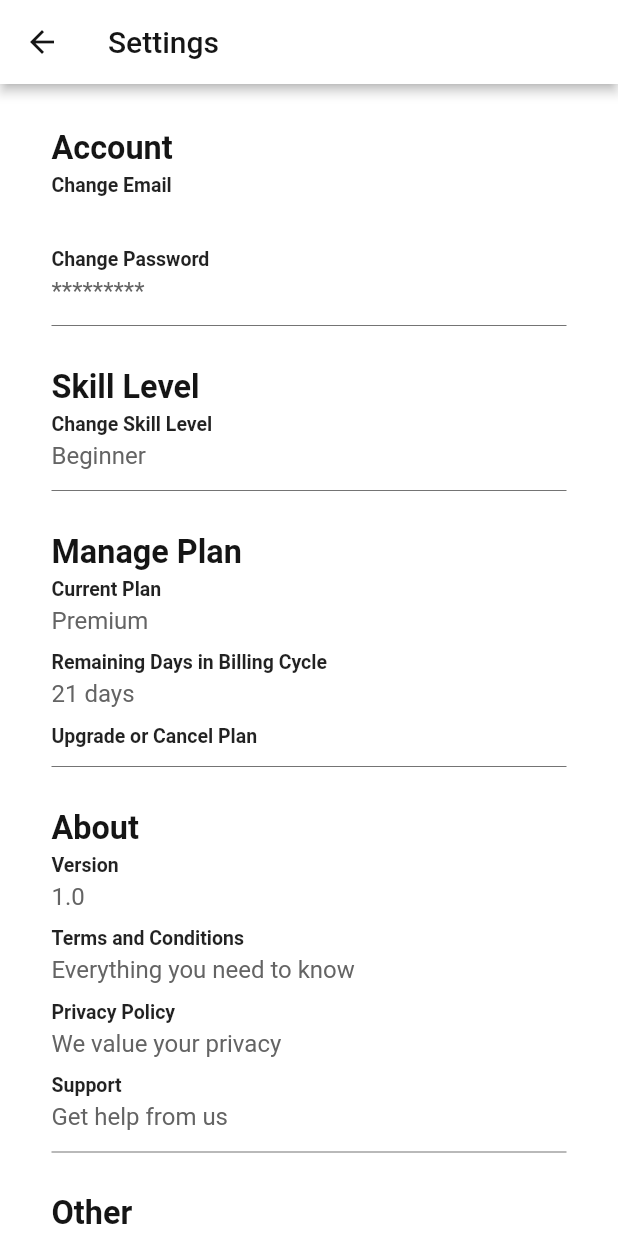
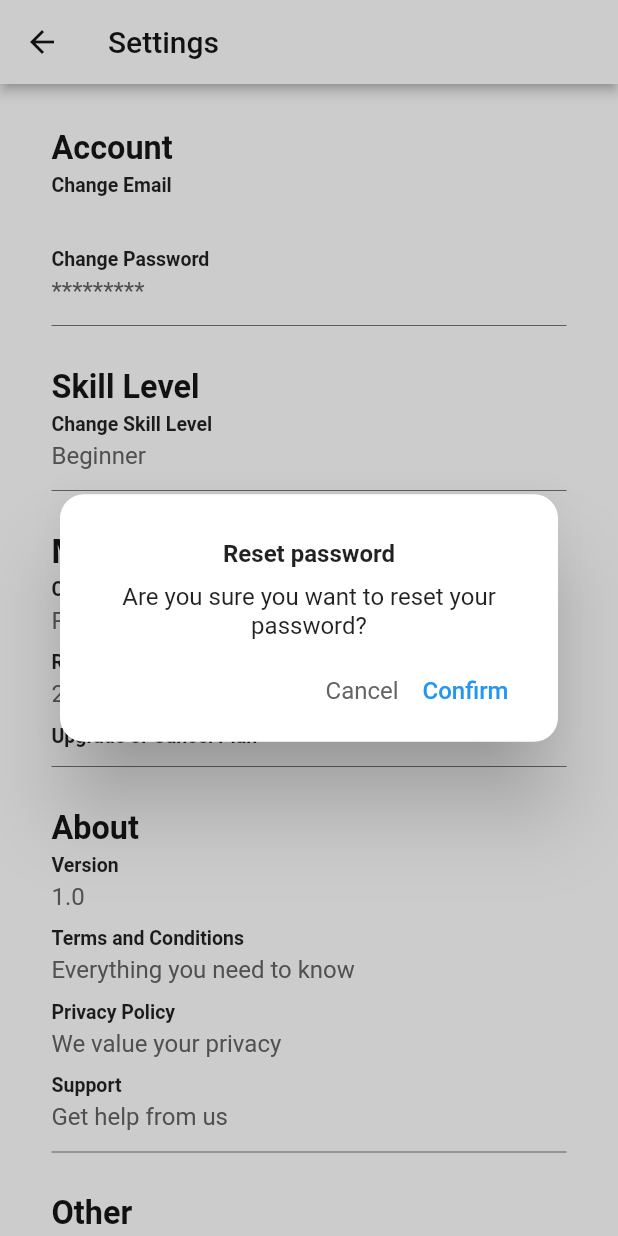
Before and after one commit to nhulston/dance-app, a Flutter app: the Settings screen opened directly, after a tap on "Change Password", on a phone screen of 412 x 824 dp. Run offline on Flutter 3.47's test engine with Material 2 defaults, Android fonts, the phone set to English and light mode, and no system bars; our stand-ins replace firebase_auth, firebase_core, flutter_typeahead; accounts and stored records are empty.

Commit message:
Reset password from settings page done

```diff
--- a/lib/pages/login.dart
+++ b/lib/pages/login.dart
@@ -165,11 +165,10 @@ class _LoginState extends State<Login> {
                                 shape: const RoundedRectangleBorder(
                                   borderRadius: BorderRadius.all(Radius.circular(16)),
                                 ),
-                                child: SizedBox(
-                                  height: Style.height / 3,
                                 child: Padding(
                                   padding: const EdgeInsets.fromLTRB(25, 30, 25, 10),
                                   child: Column(
+                                    mainAxisSize: MainAxisSize.min,
                                     children: [
                                       const Text(
                                         'Reset password',
@@ -188,7 +187,7 @@ class _LoginState extends State<Login> {
                                         validator: Validation.emailValidator,
                                         controller: _resetEmailController,
                                       ),
-                                        const Spacer(),
+                                      const SizedBox(height: 20),
                                       Row(
                                         children: [
                                           const Spacer(),
@@ -226,7 +225,6 @@ class _LoginState extends State<Login> {
                                         ],
                                       ),
                                     ],
-                                    ),
                                   ),
                                 ),
                               ),
--- a/lib/pages/settings.dart
+++ b/lib/pages/settings.dart
@@ -1,3 +1,4 @@
+import 'package:firebase_auth/firebase_auth.dart';
 import 'package:flutter/cupertino.dart';
 import 'package:flutter/material.dart';
 import 'package:provider/src/provider.dart';
@@ -58,7 +59,71 @@ class _SettingsState extends State<Settings> {
                         ),
                         const SizedBox(height: 10),
                         GestureDetector(
-                          onTap: () {},
+                          behavior: HitTestBehavior.translucent,
+                          onTap: () {
+                            showCupertinoDialog(
+                              barrierDismissible: true,
+                              context: context,
+                              builder: (context) => Dialog(
+                                shape: const RoundedRectangleBorder(
+                                  borderRadius: BorderRadius.all(Radius.circular(16)),
+                                ),
+                                child: Padding(
+                                  padding: const EdgeInsets.fromLTRB(25, 30, 25, 10),
+                                  child: Column(
+                                    mainAxisSize: MainAxisSize.min,
+                                    children: [
+                                      const Text(
+                                        'Reset password',
+                                        style: TextStyle(
+                                          fontWeight: FontWeight.bold,
+                                        ),
+                                      ),
+                                      const SizedBox(height: 10),
+                                      const Text('Are you sure you want to reset your password?', textAlign: TextAlign.center,),
+                                      const SizedBox(height: 10),
+                                      Row(
+                                        children: [
+                                          const Spacer(),
+                                          TextButton(
+                                            style: ButtonStyle(
+                                              overlayColor: MaterialStateProperty.all(Colors.transparent),
+                                            ),
+                                            onPressed: () {
+                                              Navigator.of(context).pop();
+                                            },
+                                            child: const Text(
+                                              'Cancel',
+                                              style: TextStyle(color: Style.gray, fontWeight: FontWeight.normal),
+                                            ),
+                                          ),
+                                          TextButton(
+                                              style: ButtonStyle(
+                                                overlayColor: MaterialStateProperty.all(Colors.transparent),
+                                              ),
+                                              onPressed: () {
+                                                Navigator.of(context).pop();
+                                                FirebaseAuth.instance.sendPasswordResetEmail(email: AuthenticationService.email ?? '');
+                                                ScaffoldMessenger.of(context).showSnackBar(
+                                                  SnackBar(
+                                                    content: Text('Password reset sent to ${AuthenticationService.email ?? 'error'}'),
+                                                    action: SnackBarAction(
+                                                        label: 'Dismiss',
+                                                        onPressed: () {}
+                                                    ),
+                                                  ),
+                                                );
+                                              },
+                                              child: const Text('Confirm')
+                                          ),
+                                        ],
+                                      ),
+                                    ],
+                                  ),
+                                ),
+                              ),
+                            );
+                          },
                           child: Column(
                             crossAxisAlignment: CrossAxisAlignment.start,
                             children: [
```
Lines whose indentation alone changed are shown as unchanged.
